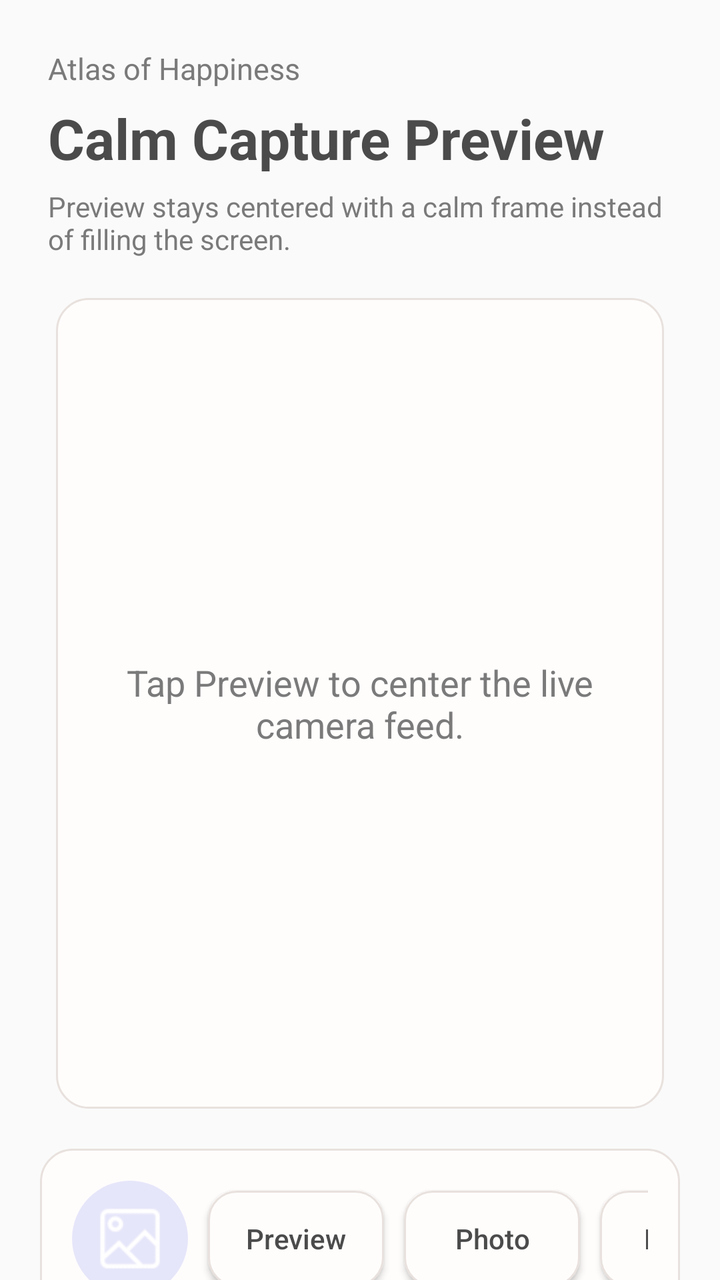
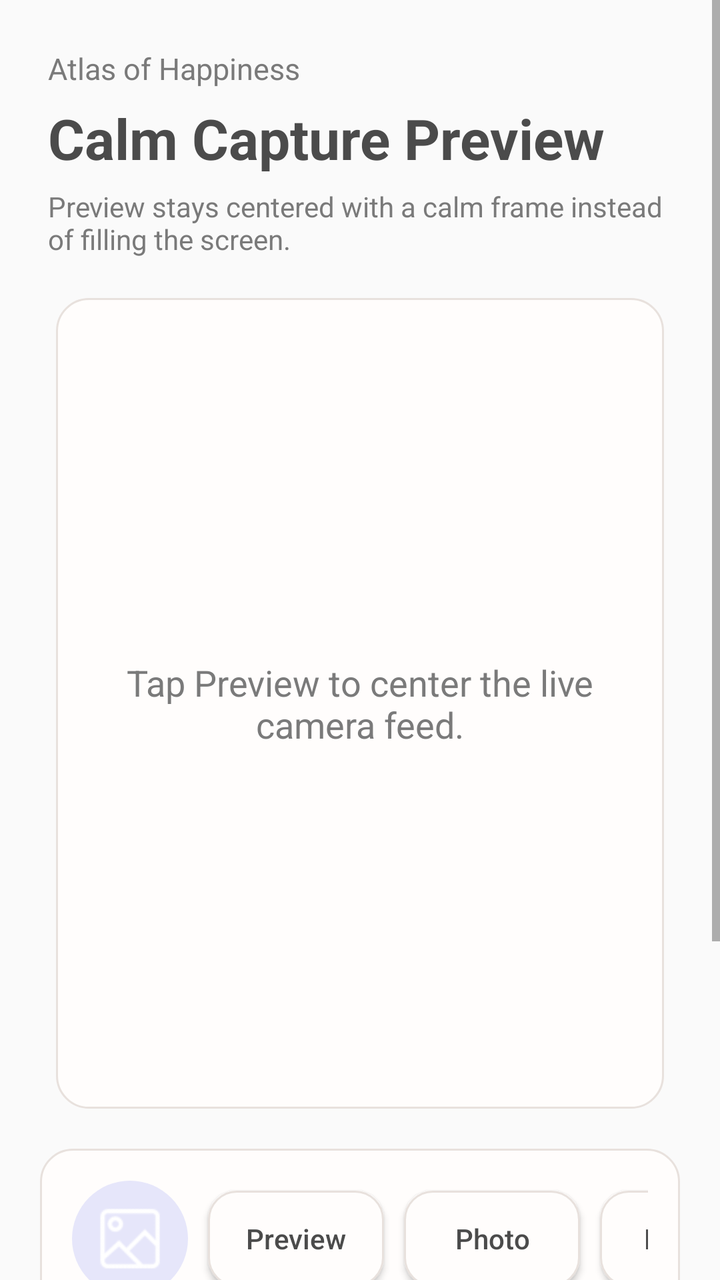

Before-and-after screenshots of an Android layout around one commit, followed by the original layout XML and the change that was made.
<!-- AndroidManifest.xml: activity theme Theme.Atlas.FullScreen -->
<!-- res/layout/activity_main.xml -->
<?xml version="1.0" encoding="utf-8"?>
<android.support.constraint.ConstraintLayout xmlns:android="http://schemas.android.com/apk/res/android"
    xmlns:app="http://schemas.android.com/apk/res-auto"
    xmlns:tools="http://schemas.android.com/tools"
    android:layout_width="match_parent"
    android:layout_height="match_parent"
    android:background="@color/atlas_background"
    tools:context=".MainActivity">

    <LinearLayout
        android:id="@+id/headerLayout"
        android:layout_width="0dp"
        android:layout_height="wrap_content"
        android:layout_marginStart="24dp"
        android:layout_marginTop="24dp"
        android:layout_marginEnd="24dp"
        android:orientation="vertical"
        app:layout_constraintEnd_toEndOf="parent"
        app:layout_constraintStart_toStartOf="parent"
        app:layout_constraintTop_toTopOf="parent">

        <TextView
            android:layout_width="wrap_content"
            android:layout_height="wrap_content"
            android:text="@string/atlas_title"
            android:textColor="@color/atlas_text_secondary"
            android:textSize="15sp" />

        <TextView
            android:layout_width="wrap_content"
            android:layout_height="wrap_content"
            android:layout_marginTop="6dp"
            android:text="@string/preview_title"
            android:textColor="@color/atlas_text_primary"
            android:textSize="28sp"
            android:textStyle="bold" />

        <TextView
            android:layout_width="wrap_content"
            android:layout_height="wrap_content"
            android:layout_marginTop="6dp"
            android:text="@string/preview_tip_idle"
            android:textColor="@color/atlas_text_secondary"
            android:textSize="14sp" />
    </LinearLayout>

    <FrameLayout
        android:id="@+id/previewFrame"
        android:layout_width="0dp"
        android:layout_height="0dp"
        android:layout_marginStart="28dp"
        android:layout_marginTop="20dp"
        android:layout_marginEnd="28dp"
        android:layout_marginBottom="20dp"
        android:background="@drawable/atlas_section_bg"
        android:padding="10dp"
        app:layout_constraintBottom_toTopOf="@+id/controlPanel"
        app:layout_constraintDimensionRatio="H,3:4"
        app:layout_constraintEnd_toEndOf="parent"
        app:layout_constraintStart_toStartOf="parent"
        app:layout_constraintTop_toBottomOf="@id/headerLayout">

        <SurfaceView
            android:id="@+id/surfaceView"
            android:layout_width="0dp"
            android:layout_height="0dp"
            android:layout_gravity="center" />

        <TextView
            android:id="@+id/previewTip"
            android:layout_width="match_parent"
            android:layout_height="match_parent"
            android:gravity="center"
            android:padding="24dp"
            android:text="@string/preview_tip"
            android:textColor="@color/atlas_text_secondary"
            android:textSize="18sp" />

        <LinearLayout
            android:id="@+id/recordingLayout"
            android:layout_width="wrap_content"
            android:layout_height="wrap_content"
            android:layout_gravity="top|end"
            android:layout_margin="12dp"
            android:background="@drawable/record_layout_bg"
            android:gravity="center"
            android:orientation="horizontal"
            android:paddingStart="8dp"
            android:paddingTop="4dp"
            android:paddingEnd="8dp"
            android:paddingBottom="4dp"
            android:visibility="gone">

            <ImageView
                android:id="@+id/recordingImage"
                android:layout_width="18dp"
                android:layout_height="18dp"
                android:src="@drawable/recording" />

            <TextView
                android:id="@+id/recordingText"
                android:layout_width="wrap_content"
                android:layout_height="wrap_content"
                android:layout_marginStart="4dp"
                android:text="00:00"
                android:textColor="#FFFFFF" />
        </LinearLayout>
    </FrameLayout>

    <LinearLayout
        android:id="@+id/controlPanel"
        android:layout_width="0dp"
        android:layout_height="wrap_content"
        android:layout_marginStart="20dp"
        android:layout_marginEnd="20dp"
        android:layout_marginBottom="20dp"
        android:background="@drawable/atlas_section_bg"
        android:orientation="vertical"
        android:padding="16dp"
        app:layout_constraintBottom_toBottomOf="parent"
        app:layout_constraintEnd_toEndOf="parent"
        app:layout_constraintStart_toStartOf="parent">

        <HorizontalScrollView
            android:layout_width="match_parent"
            android:layout_height="wrap_content"
            android:fillViewport="true"
            android:scrollbars="none">

            <LinearLayout
                android:layout_width="wrap_content"
                android:layout_height="wrap_content"
                android:gravity="center_vertical"
                android:orientation="horizontal">

                <ImageView
                    android:id="@+id/thumbnailView"
                    android:layout_width="58dp"
                    android:layout_height="58dp"
                    android:layout_marginEnd="10dp"
                    android:background="@drawable/atlas_chip"
                    android:padding="12dp"
                    android:scaleType="centerInside"
                    android:src="@drawable/picture_white" />

                <Button
                    android:id="@+id/btnPreview"
                    android:layout_width="wrap_content"
                    android:layout_height="wrap_content"
                    android:layout_marginEnd="10dp"
                    android:background="@drawable/atlas_button_soft"
                    android:text="@string/btn_preview_start"
                    android:textAllCaps="false"
                    android:textColor="@color/atlas_text_primary" />

                <Button
                    android:id="@+id/btnCapture"
                    android:layout_width="wrap_content"
                    android:layout_height="wrap_content"
                    android:layout_marginEnd="10dp"
                    android:background="@drawable/atlas_button_soft"
                    android:text="@string/btn_capture"
                    android:textAllCaps="false"
                    android:textColor="@color/atlas_text_primary" />

                <Button
                    android:id="@+id/btnRecord"
                    android:layout_width="wrap_content"
                    android:layout_height="wrap_content"
                    android:layout_marginEnd="10dp"
                    android:background="@drawable/atlas_button_soft"
                    android:text="@string/btn_record"
                    android:textAllCaps="false"
                    android:textColor="@color/atlas_text_primary" />

                <Button
                    android:id="@+id/btnProperty"
                    android:layout_width="wrap_content"
                    android:layout_height="wrap_content"
                    android:background="@drawable/atlas_button_soft"
                    android:text="@string/btn_settings"
                    android:textAllCaps="false"
                    android:textColor="@color/atlas_text_primary" />
            </LinearLayout>
        </HorizontalScrollView>

        <View
            android:layout_width="match_parent"
            android:layout_height="1dp"
            android:layout_marginTop="14dp"
            android:layout_marginBottom="14dp"
            android:background="#14A38F87" />

        <LinearLayout
            android:id="@+id/joyfulLayout"
            android:layout_width="match_parent"
            android:layout_height="wrap_content"
            android:orientation="vertical">

            <TextView
                android:layout_width="wrap_content"
                android:layout_height="wrap_content"
                android:text="@string/event_detail_title"
                android:textColor="@color/atlas_text_primary"
                android:textSize="16sp"
                android:textStyle="bold" />

            <TextView
                android:layout_width="wrap_content"
                android:layout_height="wrap_content"
                android:layout_marginTop="4dp"
                android:text="@string/prompt_message"
                android:textColor="@color/atlas_text_secondary"
                android:textSize="13sp" />

            <LinearLayout
                android:layout_width="match_parent"
                android:layout_height="wrap_content"
                android:layout_marginTop="12dp"
                android:gravity="center_vertical"
                android:orientation="horizontal">

                <Button
                    android:id="@+id/btnJoyfulToggle"
                    android:layout_width="0dp"
                    android:layout_height="wrap_content"
                    android:layout_marginEnd="8dp"
                    android:layout_weight="1"
                    android:background="@drawable/atlas_button_soft"
                    android:text="@string/btn_start_joyful"
                    android:textAllCaps="false"
                    android:textColor="@color/atlas_text_primary" />

                <Button
                    android:id="@+id/btnJoyfulSettings"
                    android:layout_width="wrap_content"
                    android:layout_height="wrap_content"
                    android:background="@drawable/atlas_chip"
                    android:text="@string/btn_review_hub"
                    android:textAllCaps="false"
                    android:textColor="@color/atlas_text_primary" />
            </LinearLayout>

            <TextView
                android:id="@+id/txtJoyfulStatus"
                android:layout_width="wrap_content"
                android:layout_height="wrap_content"
                android:layout_marginTop="10dp"
                android:background="@drawable/atlas_chip"
                android:paddingStart="10dp"
                android:paddingTop="6dp"
                android:paddingEnd="10dp"
                android:paddingBottom="6dp"
                android:text="@string/status_idle"
                android:textColor="@color/atlas_text_primary"
                android:textSize="12sp" />
        </LinearLayout>
    </LinearLayout>

    <LinearLayout
        android:id="@+id/seekbarLayout"
        android:layout_width="wrap_content"
        android:layout_height="wrap_content"
        android:layout_marginBottom="190dp"
        android:background="@drawable/atlas_section_bg"
        android:gravity="center"
        android:orientation="vertical"
        android:padding="10dp"
        android:visibility="gone"
        app:layout_constraintBottom_toBottomOf="parent"
        app:layout_constraintEnd_toEndOf="parent"
        app:layout_constraintStart_toStartOf="parent">

        <SeekBar
            android:id="@+id/seekBar"
            android:layout_width="220dp"
            android:layout_height="wrap_content"
            android:maxHeight="3dp"
            android:minHeight="3dp"
            android:progressDrawable="@drawable/seekbar_body"
            android:thumb="@drawable/seekbar_thumb" />

        <TextView
            android:id="@+id/seekBarText"
            android:layout_width="match_parent"
            android:layout_height="wrap_content"
            android:gravity="center"
            android:text="0"
            android:textColor="@color/atlas_text_secondary"
            android:textSize="12sp" />
    </LinearLayout>
</android.support.constraint.ConstraintLayout>
<!-- resources referenced by this layout -->
<resources>
  <color name="atlas_background">#FAFAFA</color>
  <color name="atlas_text_primary">#4B4B4B</color>
  <color name="atlas_text_secondary">#7A7A7A</color>
  <!-- drawable atlas_button_soft (drawable) -->
  ﻿<selector xmlns:android="http://schemas.android.com/apk/res/android">
      <item android:state_pressed="true">
          <shape android:shape="rectangle">
              <solid android:color="@color/atlas_secondary" />
              <corners android:radius="14dp" />
          </shape>
      </item>
      <item>
          <shape android:shape="rectangle">
              <solid android:color="@color/atlas_surface" />
              <corners android:radius="14dp" />
              <stroke android:width="1dp" android:color="@color/atlas_divider" />
          </shape>
      </item>
  </selector>
  <!-- drawable atlas_chip (drawable) -->
  ﻿<shape xmlns:android="http://schemas.android.com/apk/res/android" android:shape="rectangle">
      <solid android:color="@color/atlas_lavender" />
      <corners android:radius="999dp" />
  </shape>
  <!-- drawable atlas_section_bg (drawable) -->
  ﻿<shape xmlns:android="http://schemas.android.com/apk/res/android" android:shape="rectangle">
      <solid android:color="@color/atlas_surface" />
      <corners android:radius="16dp" />
      <stroke android:width="1dp" android:color="@color/atlas_divider" />
  </shape>
  <!-- drawable record_layout_bg (drawable) -->
  <?xml version="1.0" encoding="utf-8"?>
  <shape xmlns:android="http://schemas.android.com/apk/res/android"
      android:shape="rectangle">
      <solid android:color="#a0303030" />
      <corners android:radius="6dp" />
  </shape>
  <!-- drawable recording: png bitmap (drawable, 1701 bytes) -->
  <!-- drawable seekbar_body (drawable) -->
  <?xml version="1.0" encoding="utf-8"?>
  <layer-list xmlns:android="http://schemas.android.com/apk/res/android">
      <item android:id="@android:id/background">
          <shape>
              <corners android:radius="5dp" />
              <solid android:color="@android:color/transparent" />
          </shape>
      </item>
      <item android:id="@android:id/secondaryProgress">
          <shape>
              <corners android:radius="5dp" />
              <solid android:color="#FFF" />
          </shape>
      </item>
      <item android:id="@android:id/progress">
          <shape>
              <corners android:radius="5dp" />
              <solid android:color="#FFF" />
          </shape>
      </item>
  
  </layer-list>
  <!-- drawable seekbar_thumb (drawable) -->
  <?xml version="1.0" encoding="utf-8"?>
  <shape xmlns:android="http://schemas.android.com/apk/res/android"
      android:shape="oval">
      <solid android:color="#FFF" />
      <size
          android:width="20dp"
          android:height="20dp" />
  </shape>
  <string name="atlas_title">Atlas of Happiness</string>
  <string name="btn_capture">Photo</string>
  <string name="btn_preview_start">Preview</string>
  <string name="btn_record">Record</string>
  <string name="btn_review_hub">Review Hub</string>
  <string name="btn_settings">Settings</string>
  <string name="btn_start_joyful">Start Joyful</string>
  <string name="event_detail_title">Joyful Moment Context Review</string>
  <string name="preview_tip">Tap Preview to center the live camera feed.</string>
  <string name="preview_tip_idle">Preview stays centered with a calm frame instead of filling the screen.</string>
  <string name="preview_title">Calm Capture Preview</string>
  <string name="prompt_message">Would you like to add a note, audio reflection, or photo to this moment?</string>
  <string name="status_idle">Joyful: idle</string>
  <style name="Theme.Atlas.FullScreen" parent="Theme.AppCompat.Light.NoActionBar">
          <item name="android:windowNoTitle">true</item>
          <item name="android:windowActionBar">false</item>
          <item name="android:windowFullscreen">true</item>
      </style>
  <color name="atlas_secondary">#F7E7A1</color>
  <color name="atlas_surface">#FFFDFC</color>
  <color name="atlas_divider">#E8E1DD</color>
  <color name="atlas_lavender">#E6E6FA</color>
  <!-- unchanged entries left out for length: 1 -->
</resources>

<!-- the commit's change to res/layout/activity_main.xml (unified diff, before → after) -->
@@ -1,11 +1,15 @@
 <?xml version="1.0" encoding="utf-8"?>
-<android.support.constraint.ConstraintLayout xmlns:android="http://schemas.android.com/apk/res/android"
+<ScrollView xmlns:android="http://schemas.android.com/apk/res/android"
     xmlns:app="http://schemas.android.com/apk/res-auto"
     xmlns:tools="http://schemas.android.com/tools"
     android:layout_width="match_parent"
     android:layout_height="match_parent"
     android:background="@color/atlas_background"
     tools:context=".MainActivity">
+
+    <android.support.constraint.ConstraintLayout
+        android:layout_width="match_parent"
+        android:layout_height="wrap_content">
 
     <LinearLayout
         android:id="@+id/headerLayout"
@@ -290,3 +294,4 @@
             android:textSize="12sp" />
     </LinearLayout>
 </android.support.constraint.ConstraintLayout>
+</ScrollView>
